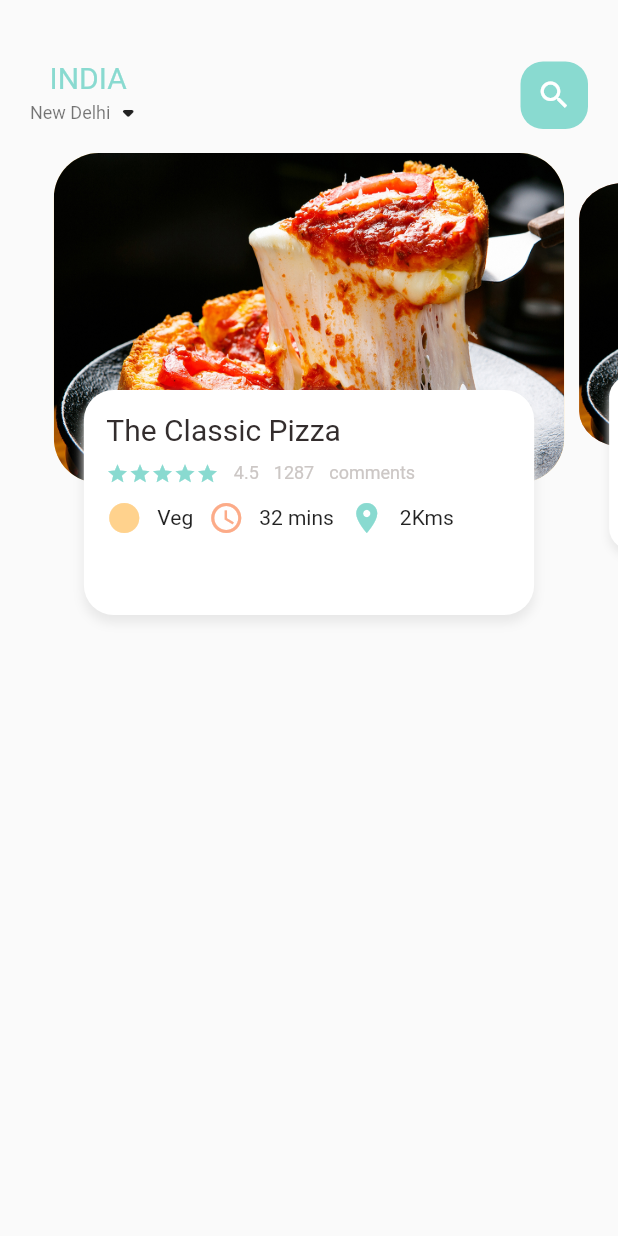
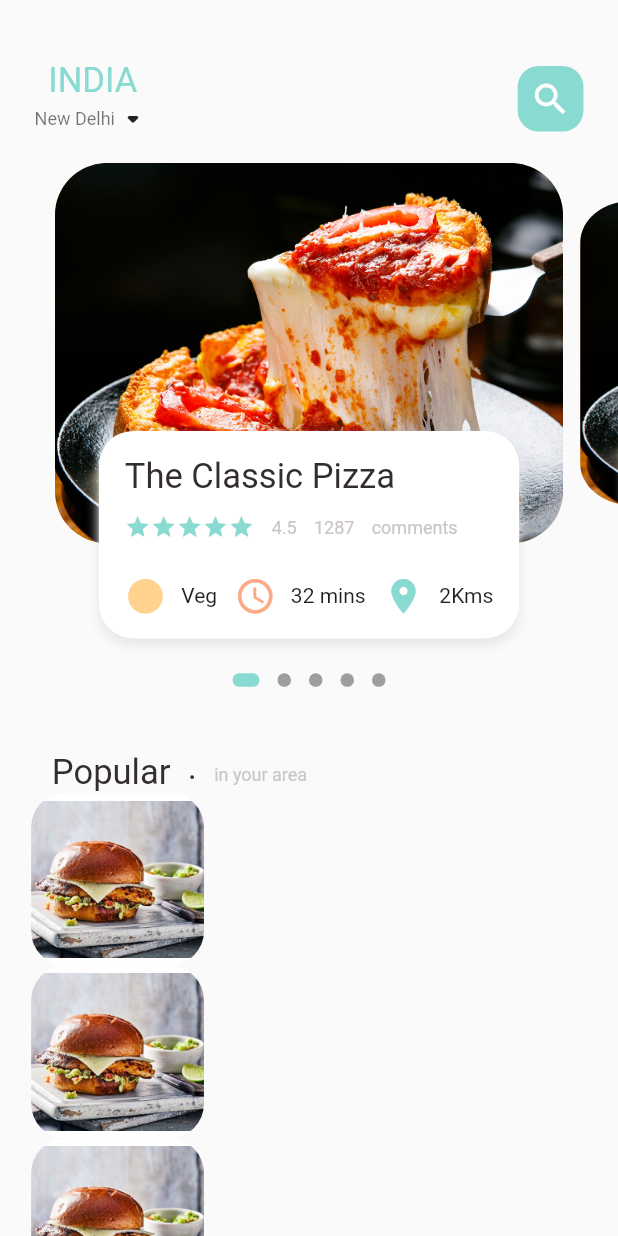
Before and after one commit to Ketan-Goyal/go_foodz, a Flutter app: the screen it shows after launch, on a phone screen of 412 x 824 dp. Run offline on Flutter 3.47's test engine with Material 2 defaults, Android fonts, the phone set to English and light mode, and no system bars; drawn by our look-alikes of dots_indicator; our stand-ins replace get.

Commit message:
12/06/22 noon

```diff
--- a/lib/home/food_page_body.dart
+++ b/lib/home/food_page_body.dart
@@ -1,9 +1,12 @@
+import 'package:dots_indicator/dots_indicator.dart';
 import 'package:flutter/foundation.dart';
 import 'package:flutter/material.dart';
-import 'package:go_foodz/colors.dart';
+import 'package:go_foodz/utils/colors.dart';
 import 'package:go_foodz/widgets/IconAndTextWidget.dart';
 import 'package:go_foodz/widgets/big_text.dart';
 import 'package:go_foodz/widgets/small%20text.dart';
+
+import '../utils/dimensions.dart';
 
 class FoodPageBody extends StatefulWidget {
   const FoodPageBody({Key? key}) : super(key: key);
@@ -16,7 +19,7 @@ class _FoodPageBodyState extends State<FoodPageBody> {
   PageController pageController = PageController(viewportFraction: 0.85);
   var currPageValue = 0.0;
   var scaleFactor = 0.8;
-  double height = 200;
+  double height = Dimensions.pageViewController;
 
   @override
   void initState() {
@@ -36,14 +39,91 @@ class _FoodPageBodyState extends State<FoodPageBody> {
 
   @override
   Widget build(BuildContext context) {
-    return Container(
-      height: 320,
+    print("curr height is " + MediaQuery.of(context).size.height.toString());
+    return Column(
+      children: [
+        Container(
+          height: Dimensions.pageView,
           child: PageView.builder(
               controller: pageController,
               itemCount: 5,
               itemBuilder: (context, position) {
                 return _buildPageItem(position);
               }),
+        ),
+        new DotsIndicator(
+          dotsCount: 5,
+          position: currPageValue,
+          decorator: DotsDecorator(
+            activeColor: AppColors.mainColor,
+            size: const Size.square(9.0),
+            activeSize: const Size(18.0, 9.0),
+            activeShape: RoundedRectangleBorder(
+                borderRadius: BorderRadius.circular(5.0)),
+          ),
+        ),
+        SizedBox(
+          height: Dimensions.ratio * 30,
+        ),
+        Container(
+          margin: EdgeInsets.only(left: Dimensions.ratio * 30),
+          child: Row(
+            crossAxisAlignment: CrossAxisAlignment.end,
+            children: [
+              Container(child: BigText(text: "Popular")),
+              SizedBox(
+                width: Dimensions.ratio * 10,
+              ),
+              Container(
+                  margin: EdgeInsets.only(bottom: 3),
+                  child: BigText(text: ".")),
+              SizedBox(
+                width: Dimensions.ratio * 10,
+              ),
+              Container(
+                  margin: EdgeInsets.only(bottom: 5),
+                  child: SmallText(text: "in your area")),
+            ],
+          ),
+        ),
+        Container(
+          height: 500,
+          child: ListView.builder(
+              shrinkWrap: true,
+              physics: AlwaysScrollableScrollPhysics(),
+              itemCount: 10,
+              itemBuilder: (context, index) {
+                return Container(
+                  margin: EdgeInsets.only(
+                      left: Dimensions.ratio * 18,
+                      right: Dimensions.ratio * 18),
+                  child: Row(
+                    children: [
+                      Container(
+                        width: Dimensions.ratio * 100,
+                        height: Dimensions.ratio * 100,
+                        decoration: BoxDecoration(
+                          color: Colors.white,
+                          borderRadius:
+                              BorderRadius.circular(Dimensions.ratio * 20),
+                          image: DecorationImage(
+                            image: AssetImage("assets/images/food0.jpg"),
+                          ),
+                        ),
+                      ),
+                      Column(
+                        children: [
+                          Container(),
+                          Container(),
+                          Row(),
+                        ],
+                      ),
+                    ],
+                  ),
+                );
+              }),
+        )
+      ],
     );
   }
 
@@ -78,10 +158,11 @@ class _FoodPageBodyState extends State<FoodPageBody> {
       child: Stack(
         children: [
           Container(
-            height: 220,
-            margin: EdgeInsets.only(left: 5, right: 5),
+            height: Dimensions.pageViewController,
+            margin: EdgeInsets.only(
+                left: Dimensions.ratio * 5, right: Dimensions.ratio * 5),
             decoration: BoxDecoration(
-                borderRadius: BorderRadius.circular(30),
+                borderRadius: BorderRadius.circular(Dimensions.rad30),
                 color: index.isEven ? Color(0xFFffd379) : Color(0xFFfcab88),
                 image: DecorationImage(
                     fit: BoxFit.cover,
@@ -90,10 +171,11 @@ class _FoodPageBodyState extends State<FoodPageBody> {
           Align(
             alignment: Alignment.bottomCenter,
             child: Container(
-              height: 150,
-              margin: EdgeInsets.only(left: 25, right: 25, bottom: 12),
+              height: Dimensions.pageViewTextController,
+              margin: EdgeInsets.only(
+                  left: 35, right: 35, bottom: Dimensions.height15),
               decoration: BoxDecoration(
-                borderRadius: BorderRadius.circular(20),
+                borderRadius: BorderRadius.circular(Dimensions.rad20),
                 color: Colors.white,
                 boxShadow: [
                   BoxShadow(
@@ -101,15 +183,26 @@ class _FoodPageBodyState extends State<FoodPageBody> {
                     blurRadius: 5,
                     offset: Offset(0, 5),
                   ),
+                  // BoxShadow(
+                  //   color: Colors.white,
+                  //   offset: Offset(-5, 0),
+                  // ),
+                  // BoxShadow(
+                  //   color: Colors.white,
+                  //   offset: Offset(5, 0),
+                  // ),
                 ],
               ),
               child: Container(
-                padding: EdgeInsets.only(left: 15, right: 15, top: 15),
+                padding: EdgeInsets.only(
+                    left: Dimensions.ratio * 15,
+                    right: Dimensions.ratio * 15,
+                    top: Dimensions.ratio * 15),
                 child: Column(
                   crossAxisAlignment: CrossAxisAlignment.start,
                   children: [
                     BigText(text: "The Classic Pizza"),
-                    SizedBox(height: 10),
+                    SizedBox(height: Dimensions.height10),
                     Row(
                       // mainAxisAlignment: MainAxisAlignment.spaceBetween,
                       children: [
@@ -119,30 +212,31 @@ class _FoodPageBodyState extends State<FoodPageBody> {
                             (index) => Icon(
                               Icons.star,
                               color: AppColors.mainColor,
-                              size: 15,
+                              size: Dimensions.ratio * 15,
                             ),
                           ),
                         ),
                         SizedBox(
-                          width: 10,
+                          width: Dimensions.height10,
                         ),
                         SmallText(
                           text: "4.5",
                         ),
                         SizedBox(
-                          width: 10,
+                          width: Dimensions.height10,
                         ),
                         SmallText(text: "1287"),
                         SizedBox(
-                          width: 10,
+                          width: Dimensions.height10,
                         ),
                         SmallText(text: "comments"),
                       ],
                     ),
                     SizedBox(
-                      height: 10,
+                      height: Dimensions.height20,
                     ),
                     Row(
+                      mainAxisAlignment: MainAxisAlignment.spaceBetween,
                       children: [
                         iconsAndTextWidget(
                           icon: Icons.circle_sharp,
@@ -150,7 +244,7 @@ class _FoodPageBodyState extends State<FoodPageBody> {
                           text: "Veg",
                         ),
                         SizedBox(
-                          width: 10,
+                          width: Dimensions.height10,
                         ),
                         iconsAndTextWidget(
                           icon: Icons.access_time_sharp,
@@ -158,7 +252,7 @@ class _FoodPageBodyState extends State<FoodPageBody> {
                           text: "32 mins",
                         ),
                         SizedBox(
-                          width: 10,
+                          width: Dimensions.height10,
                         ),
                         iconsAndTextWidget(
                           icon: Icons.location_on_sharp,
--- a/lib/home/main food page.dart
+++ b/lib/home/main food page.dart
@@ -1,8 +1,10 @@
 import 'package:flutter/material.dart';
-import 'package:go_foodz/colors.dart';
 import 'package:go_foodz/home/food_page_body.dart';
+import 'package:go_foodz/utils/colors.dart';
 import 'package:go_foodz/widgets/big_text.dart';
 import 'package:go_foodz/widgets/small%20text.dart';
+
+import '../utils/dimensions.dart';
 
 class MainFoodPage extends StatefulWidget {
   const MainFoodPage({Key? key}) : super(key: key);
@@ -19,8 +21,10 @@ class _MainFoodPageState extends State<MainFoodPage> {
         children: [
           Container(
             child: Container(
-              margin: EdgeInsets.only(top: 40, bottom: 15),
-              padding: EdgeInsets.only(left: 20, right: 20),
+              margin: EdgeInsets.only(
+                  top: Dimensions.ratio * 35, bottom: Dimensions.ratio * 15),
+              padding: EdgeInsets.only(
+                  left: Dimensions.ratio * 20, right: Dimensions.ratio * 20),
               child: Row(
                 mainAxisAlignment: MainAxisAlignment.spaceBetween,
                 children: [
@@ -38,14 +42,16 @@ class _MainFoodPageState extends State<MainFoodPage> {
                   ),
                   Center(
                     child: Container(
-                      height: 45,
-                      width: 45,
+                      height: Dimensions.ratio * 38,
+                      width: Dimensions.ratio * 38,
                       child: Icon(
                         Icons.search,
+                        size: Dimensions.ratio * 24,
                         color: Colors.white,
                       ),
                       decoration: BoxDecoration(
-                          borderRadius: BorderRadius.circular(15),
+                          borderRadius:
+                              BorderRadius.circular(Dimensions.ratio * 12),
                           color: AppColors.mainColor),
                     ),
                   ),
@@ -53,7 +59,7 @@ class _MainFoodPageState extends State<MainFoodPage> {
               ),
             ),
           ),
-          FoodPageBody(),
+          Expanded(child: SingleChildScrollView(child: FoodPageBody())),
         ],
       ),
     );
--- a/lib/main.dart
+++ b/lib/main.dart
@@ -1,4 +1,5 @@
 import 'package:flutter/material.dart';
+import 'package:get/get.dart';
 import 'package:go_foodz/home/main%20food%20page.dart';
 
 void main() {
@@ -11,7 +12,7 @@ class MyApp extends StatelessWidget {
   // This widget is the root of your application.
   @override
   Widget build(BuildContext context) {
-    return MaterialApp(
+    return GetMaterialApp(
       debugShowCheckedModeBanner: false,
       title: 'Flutter Demo',
       theme: ThemeData(
--- /dev/null
+++ b/lib/utils/dimensions.dart
@@ -0,0 +1,20 @@
+import 'package:get/get.dart';
+
+class Dimensions {
+  static double screenHeight = Get.context!.height;
+  static double screenWidth = Get.context!.width;
+  static double ratio = screenHeight / 715;
+  static double iconSize = screenHeight / 29.79;
+
+  static double pageViewController = screenHeight / 3.25;
+  static double pageViewTextController = screenHeight / 5.958;
+  static double pageView = screenHeight / 2.465;
+
+  static double height10 = screenHeight / 71.5;
+  static double height20 = screenHeight / 35.75;
+  static double height15 = screenHeight / 47.66;
+
+  static double font20 = screenHeight / 35.75;
+  static double rad20 = screenHeight / 35.75;
+  static double rad30 = screenHeight / 23.83;
+}
--- a/lib/widgets/IconAndTextWidget.dart
+++ b/lib/widgets/IconAndTextWidget.dart
@@ -1,4 +1,6 @@
 import 'package:flutter/cupertino.dart';
+
+import '../utils/dimensions.dart';
 
 class iconsAndTextWidget extends StatelessWidget {
   final IconData icon;
@@ -19,6 +21,7 @@ class iconsAndTextWidget extends StatelessWidget {
         Icon(
           icon,
           color: iconColor,
+          size: Dimensions.iconSize,
         ),
         SizedBox(width: 10),
         Text(text),
--- a/lib/widgets/big_text.dart
+++ b/lib/widgets/big_text.dart
@@ -1,4 +1,5 @@
 import 'package:flutter/cupertino.dart';
+import 'package:go_foodz/utils/dimensions.dart';
 
 class BigText extends StatelessWidget {
   Color? color;
@@ -10,7 +11,7 @@ class BigText extends StatelessWidget {
       {Key? key,
       this.color = const Color(0xFF332d2d),
       required this.text,
-      this.size = 20,
+      this.size = 0,
       this.overflow = TextOverflow.ellipsis})
       : super(key: key);
 
@@ -23,7 +24,7 @@ class BigText extends StatelessWidget {
       style: TextStyle(
         color: color,
         fontFamily: 'roboto',
-        fontSize: size,
+        fontSize: size == 0 ? Dimensions.font20 : size,
         fontWeight: FontWeight.w400,
       ),
     );
--- a/pubspec.yaml
+++ b/pubspec.yaml
@@ -29,6 +29,8 @@ environment:
 dependencies:
   flutter:
     sdk: flutter
+  get: ^4.1.4
+  dots_indicator: ^2.1.0
 
 
   # The following adds the Cupertino Icons font to your application.
```
Also changed, not shown: lib/utils/colors.dart (renamed from lib/colors.dart), pubspec.lock. Lines whose indentation alone changed are shown as unchanged.
